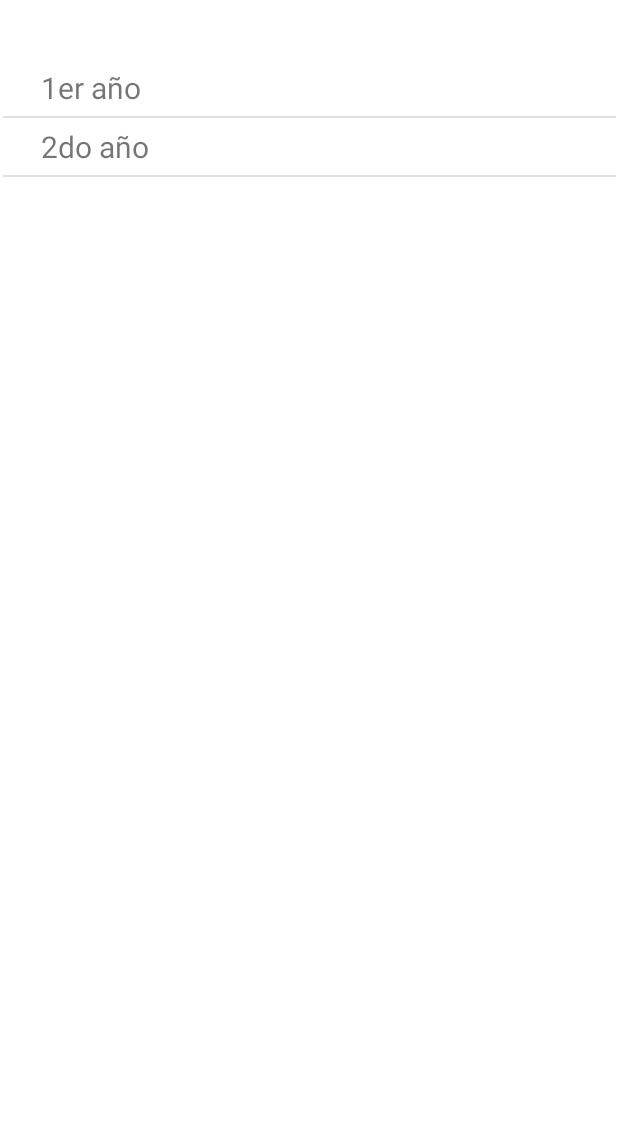
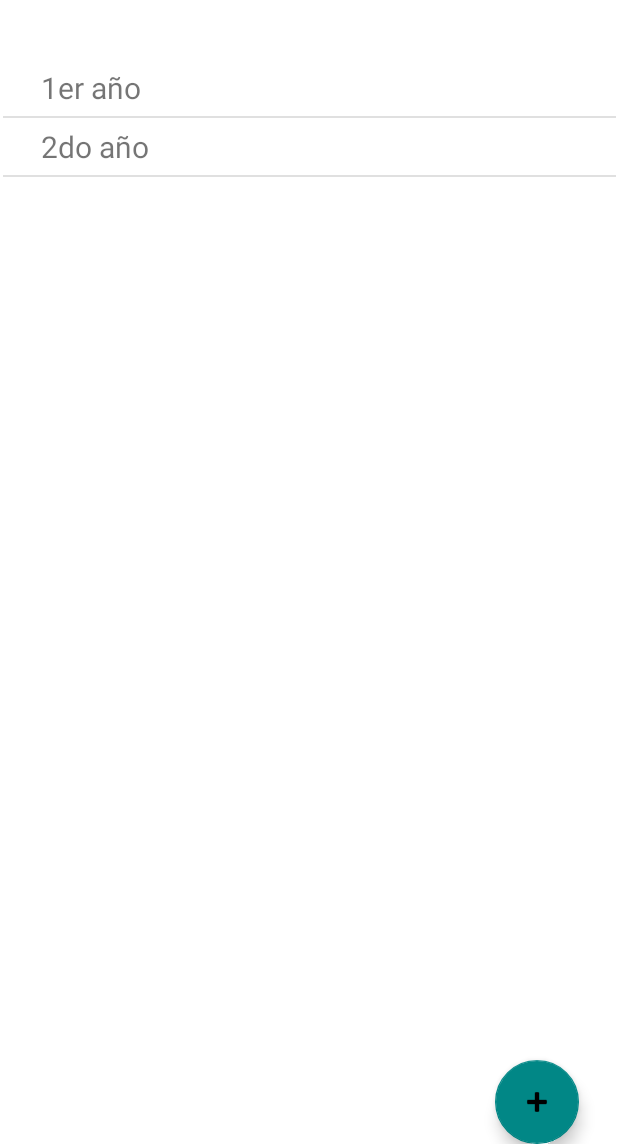
Before and after one commit to jeanigill/proyecto-Android, an Android app: the screen it shows after launch (BitacorasListView), on a phone screen of 412 x 824 dp, the part 92-1236 px from its top. Run offline under Robolectric (Android 15) with nearby library versions, the phone set to English and light mode, and no system bars.

Commit message:
noloze Rick

```diff
--- a/proyectoApp/Bitacora/src/main/java/py/com/misgruposv01/datos/App.java
+++ b/proyectoApp/Bitacora/src/main/java/py/com/misgruposv01/datos/App.java
@@ -146,9 +146,12 @@ public class App {
             unaBitacora = App.listadoBitacoras.get(i);
             if (idBitacora == unaBitacora.getId()) {
                 i = App.listadoBitacoras.size();
+                Log.i(LogUtils.tag, "Bitacora encontrada: "+idBitacora);
                 return unaBitacora;
             }
+
         }
+        Log.i(LogUtils.tag, "Bitacora NULL: ");
         return null;
     }
 
@@ -158,9 +161,11 @@ public class App {
             unaMateria = unaBitacora.getMaterias().get(i);
             if (idMateria == unaMateria.getId()) {
                 i = unaBitacora.getMaterias().size();
+                Log.i(LogUtils.tag, "Materia encontrada: "+unaMateria.getNombre());
                 return unaMateria;
             }
         }
+        Log.i(LogUtils.tag, "Materia null ");
         return null;
     }
 
--- a/proyectoApp/Bitacora/src/main/res/layout/list_view_bitacoras.xml
+++ b/proyectoApp/Bitacora/src/main/res/layout/list_view_bitacoras.xml
@@ -29,5 +29,20 @@
         android:layout_marginEnd="1dp"
         android:layout_marginBottom="51dp"></ListView>
 
+    <com.google.android.material.floatingactionbutton.FloatingActionButton
+        android:id="@+id/button"
+        android:layout_width="87dp"
+        android:layout_height="80dp"
+        android:layout_alignParentEnd="true"
+        android:layout_alignParentBottom="true"
+        android:layout_gravity="bottom|end"
+        android:layout_marginStart="264dp"
+        android:layout_marginEnd="26dp"
+        android:layout_marginBottom="2dp"
+        android:background="@color/verde_200"
+        android:contentDescription="add_butt"
+        android:onClick="lanzarVistaAddBitacora"
+        android:src="@android:drawable/ic_input_add" />
+
 
 </RelativeLayout>
```
Also changed, not shown: proyectoApp/Bitacora/src/main/java/py/com/misgruposv01/activities/TemasListView.java (+7 -3 lines), proyectoApp/Bitacora/src/main/java/py/com/misgruposv01/datos/Tema.java (+0 -9 lines), proyectoApp/Bitacora/src/main/res/layout/list_view_temas.xml (+36 -11 lines).
